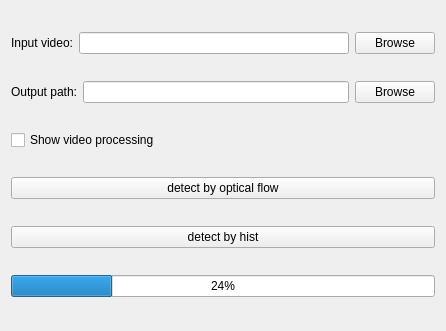
Above: shot/mainwindow.ui from japonica99/syp_video before the change. Below: the same form after it.
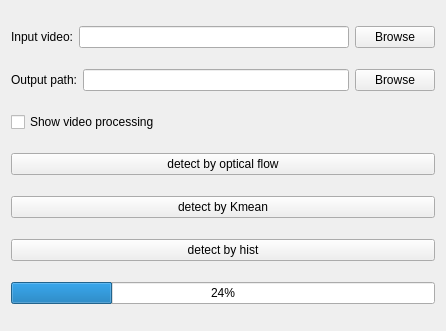
That is the form after the change.

The edit to the form file:
```diff
--- a/shot/mainwindow.ui
+++ b/shot/mainwindow.ui
@@ -75,6 +75,17 @@
       </item>
      </layout>
     </item>
+    <item>
+     <layout class="QVBoxLayout" name="verticalLayout_5">
+      <item>
+       <widget class="QPushButton" name="pushButton_2">
+        <property name="text">
+         <string>detect by Kmean</string>
+        </property>
+       </widget>
+      </item>
+     </layout>
+    </item>
     <item>
      <layout class="QVBoxLayout" name="verticalLayout_2">
       <item>
```
Left out of the diff: 25 changed lines with no effect on the pictures.
